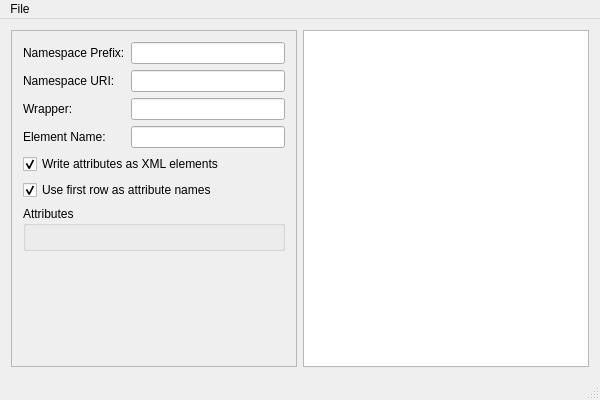
Ephphatha/QCSVToXML, file QCSVToXML/qcsvtoxml.ui: the form before one commit.
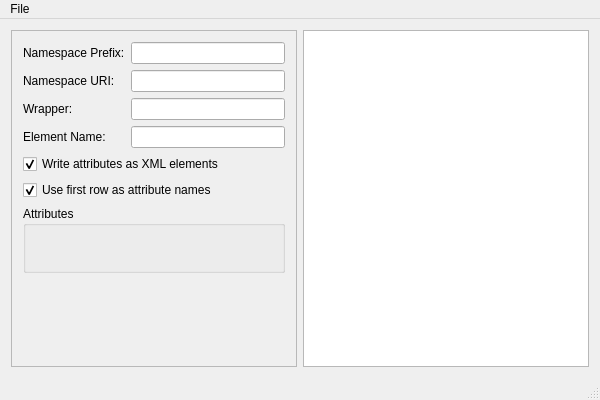
The form after the commit. Icons and pictures are not drawn.

Commit message: Added inner widget to act as parent for form layout items - should allow dynamic layout.

```diff
--- a/QCSVToXML/qcsvtoxml.ui
+++ b/QCSVToXML/qcsvtoxml.ui
@@ -26,7 +26,7 @@
          <x>0</x>
          <y>0</y>
          <width>286</width>
-         <height>339</height>
+         <height>338</height>
         </rect>
        </property>
        <layout class="QFormLayout" name="formLayout">
@@ -70,13 +70,19 @@
           <property name="title">
            <string>Attributes</string>
           </property>
-          <layout class="QFormLayout" name="formLayoutGroupBoxAttributes">
+          <layout class="QVBoxLayout" name="verticalLayout">
+           <item>
+            <widget class="QWidget" name="widgetAttributes" native="true">
+             <layout class="QFormLayout" name="formLayoutWidgetAttributes">
            <property name="fieldGrowthPolicy">
             <enum>QFormLayout::AllNonFixedFieldsGrow</enum>
            </property>
           </layout>
          </widget>
         </item>
+          </layout>
+         </widget>
+        </item>
         <item row="2" column="0">
          <widget class="QLabel" name="labelWrapper">
           <property name="toolTip">
```
Left out of the diff: 2 changed lines with no effect on the pictures. Lines whose indentation alone changed are shown as unchanged.
